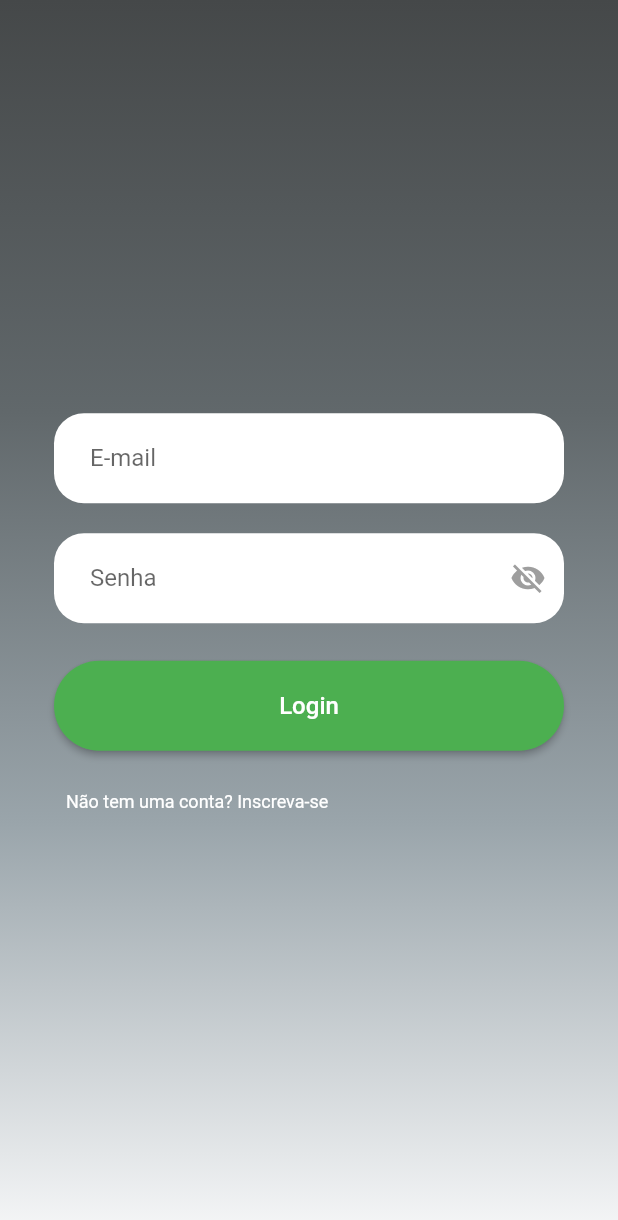
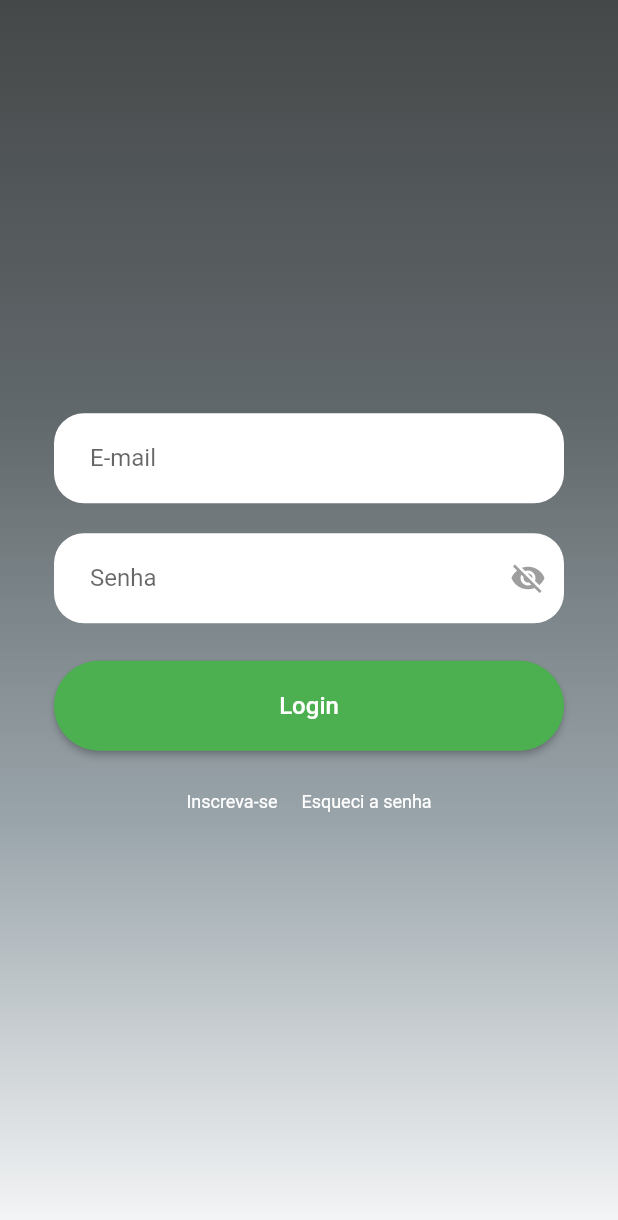
Before and after one commit to 07Dalmaso/projeto-pi-3a, a Flutter app: the screen it shows after launch, on a phone screen of 412 x 824 dp. Shown: the top 1220 px of the screen. Run offline on Flutter 3.47's test engine with Material 2 defaults, Android fonts, the phone set to English and light mode, and no system bars; our stand-ins replace email_validator, firebase_auth, firebase_core, firebase_database, mobx; accounts and stored records are empty; generated files the repository leaves out were written again.

Commit message:
alterar senha

```diff
--- a/lib/main.dart
+++ b/lib/main.dart
@@ -13,6 +13,7 @@ import 'package:proj_pi/screens/gastos.dart';
 import 'package:proj_pi/screens/home.dart';
 import 'package:proj_pi/screens/login_screen.dart';
 import 'package:proj_pi/screens/profile.dart';
+import 'package:proj_pi/screens/senha.dart';
 import 'package:proj_pi/screens/splash_screen.dart';
 import 'package:proj_pi/store/card_store.dart';
 import 'package:proj_pi/store/user_store.dart';
@@ -72,6 +73,7 @@ class MyApp extends StatelessWidget {
                     ModalRoute.of(context)!.settings.arguments as String;
                 return EditCard(cardID: cardId);
               },
+              '/senha': (context) => SenhaPage(),
             }));
   }
 }
--- a/lib/widgets/formlogin.dart
+++ b/lib/widgets/formlogin.dart
@@ -167,14 +167,19 @@ class _FormLoginState extends State<FormLogin> {
             ),
           ),
           Padding(
-            padding: const EdgeInsets.only(left: 20),
-            child: TextButton(
+            padding: const EdgeInsets.only(left: 0),
+            child: Row(
+              // Envolve os botões em um widget Row
+              mainAxisAlignment:
+                  MainAxisAlignment.center, // Alinha os elementos à esquerda
+              children: [
+                TextButton(
                   onPressed: () {
                     Navigator.of(context).pushReplacementNamed('/cadastro');
                   },
                   style: ElevatedButton.styleFrom(),
                   child: const Text(
-                'Não tem uma conta? Inscreva-se',
+                    'Inscreva-se',
                     style: TextStyle(
                       color: Colors.white,
                       fontWeight: FontWeight.normal,
@@ -182,6 +187,22 @@ class _FormLoginState extends State<FormLogin> {
                     ),
                   ),
                 ),
+                TextButton(
+                  onPressed: () {
+                    Navigator.of(context).pushReplacementNamed('/senha');
+                  },
+                  style: ElevatedButton.styleFrom(),
+                  child: const Text(
+                    'Esqueci a senha',
+                    style: TextStyle(
+                      color: Colors.white,
+                      fontWeight: FontWeight.normal,
+                      fontSize: 12,
+                    ),
+                  ),
+                ),
+              ],
+            ),
           ),
         ],
       ),
```
Also changed, not shown: lib/screens/senha.dart (added, +100 -0 lines). Lines whose indentation alone changed are shown as unchanged.
